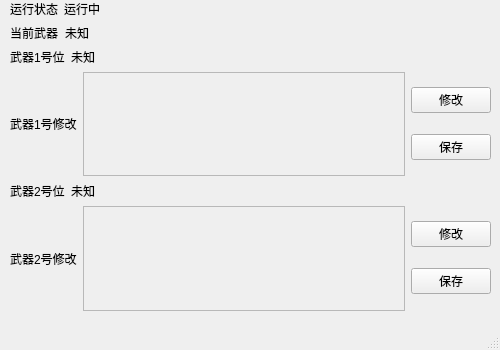
Before: the Qt Designer form view/mainWindowUi.ui in Chanter-Machine/pubg-stabilizer, drawn with Qt 5.
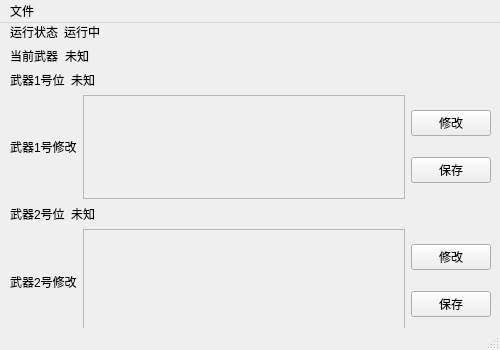
After: the same form once the commit is applied.

Commit message: add save config menubar

Patch:
```diff
--- a/view/mainWindowUi.ui
+++ b/view/mainWindowUi.ui
@@ -231,6 +231,13 @@
      <height>22</height>
     </rect>
    </property>
+   <widget class="QMenu" name="menuFile">
+    <property name="title">
+     <string>文件</string>
+    </property>
+    <addaction name="actionSaveConfig"/>
+   </widget>
+   <addaction name="menuFile"/>
   </widget>
   <widget class="QStatusBar" name="statusbar"/>
  </widget>
```
Left out of the diff: 5 changed lines with no effect on the pictures. The commit also changes 2 other files.
